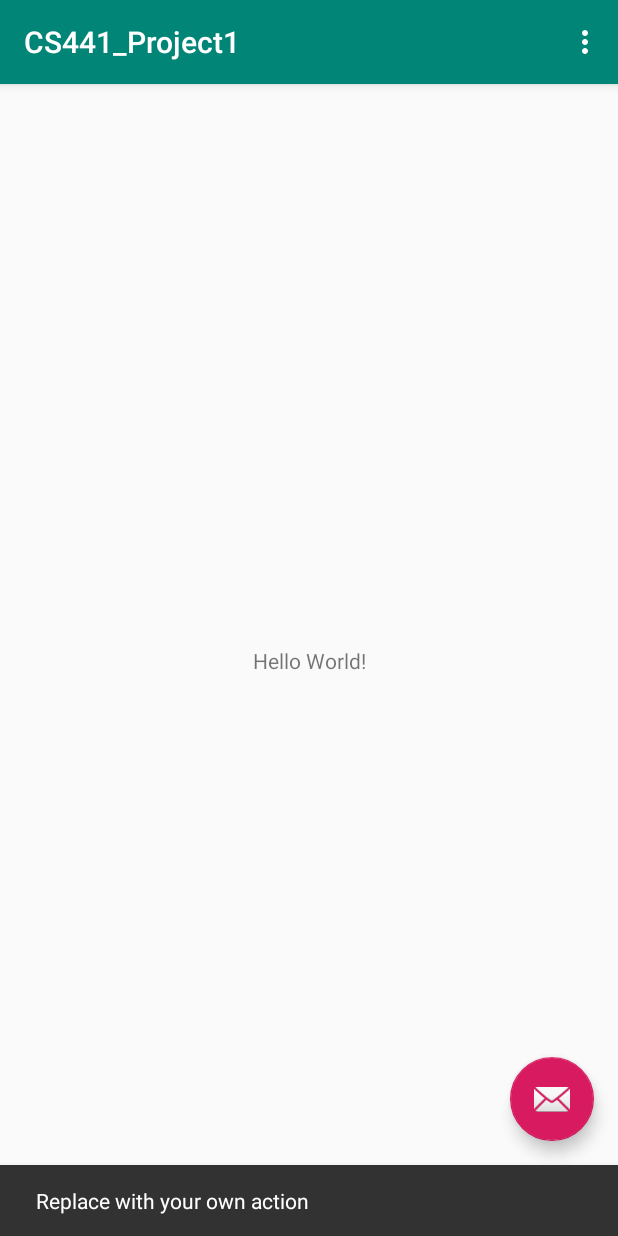
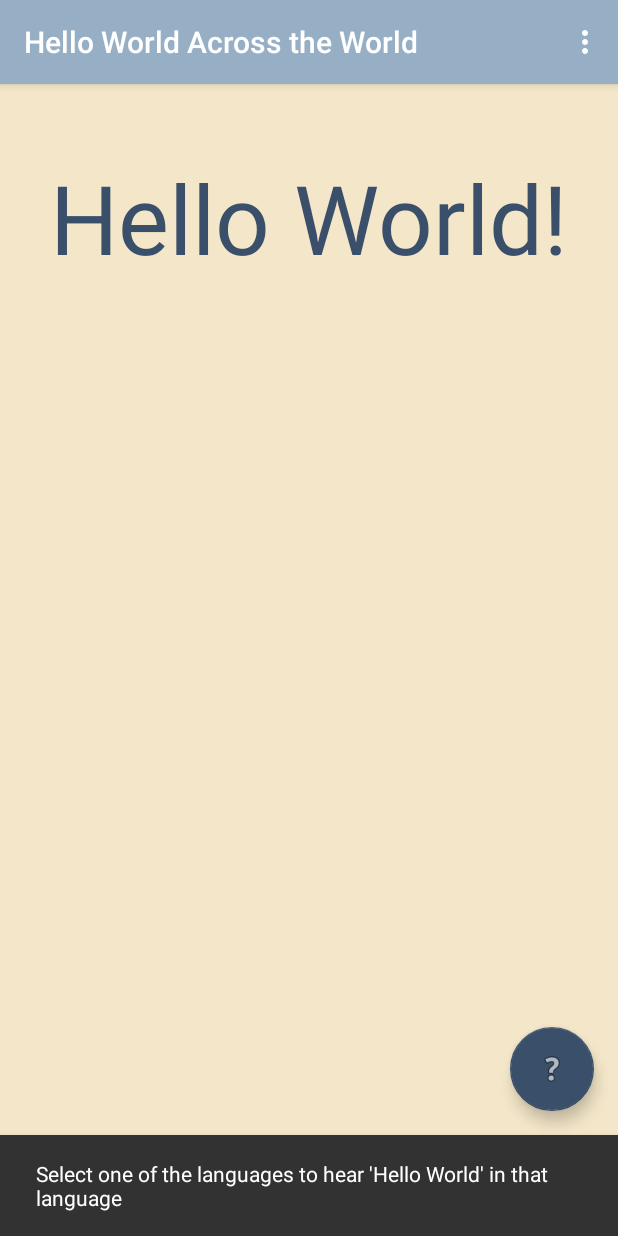
Before and after one commit to acaligu2/CS441_Project1, an Android app: the screen it shows after launch (MainActivity), after a tap on an icon or button, on a phone screen of 412 x 824 dp. Run offline under Robolectric (Android 15) with nearby library versions, the light colour scheme and no system bars.

Commit message:
Color Palete Added

```diff
--- a/app/src/main/java/com/example/cs441_project1/MainActivity.java
+++ b/app/src/main/java/com/example/cs441_project1/MainActivity.java
@@ -22,7 +22,7 @@ public class MainActivity extends AppCompatActivity {
         fab.setOnClickListener(new View.OnClickListener() {
             @Override
             public void onClick(View view) {
-                Snackbar.make(view, "Replace with your own action", Snackbar.LENGTH_LONG)
+                Snackbar.make(view, "Select one of the languages to hear 'Hello World' in that language", Snackbar.LENGTH_LONG)
                         .setAction("Action", null).show();
             }
         });
--- a/app/src/main/res/layout/activity_main.xml
+++ b/app/src/main/res/layout/activity_main.xml
@@ -28,6 +28,7 @@
         android:layout_height="wrap_content"
         android:layout_gravity="bottom|end"
         android:layout_margin="@dimen/fab_margin"
-        app:srcCompat="@android:drawable/ic_dialog_email" />
+        app:backgroundTint="@color/colorPrimaryDark"
+        app:srcCompat="@android:drawable/ic_menu_help" />
 
 </android.support.design.widget.CoordinatorLayout>
--- a/app/src/main/res/layout/content_main.xml
+++ b/app/src/main/res/layout/content_main.xml
@@ -6,15 +6,19 @@
     android:layout_height="match_parent"
     app:layout_behavior="@string/appbar_scrolling_view_behavior"
     tools:context=".MainActivity"
+    android:background="@color/Background"
     tools:showIn="@layout/activity_main">
 
     <TextView
         android:layout_width="wrap_content"
         android:layout_height="wrap_content"
         android:text="Hello World!"
+        android:textSize="64sp"
+        android:textColor="@color/colorPrimaryDark"
         app:layout_constraintBottom_toBottomOf="parent"
         app:layout_constraintLeft_toLeftOf="parent"
         app:layout_constraintRight_toRightOf="parent"
-        app:layout_constraintTop_toTopOf="parent" />
+        app:layout_constraintTop_toTopOf="parent"
+        app:layout_constraintVertical_bias="0.067" />
 
 </android.support.constraint.ConstraintLayout>
--- a/app/src/main/res/values/colors.xml
+++ b/app/src/main/res/values/colors.xml
@@ -1,6 +1,7 @@
 <?xml version="1.0" encoding="utf-8"?>
 <resources>
-    <color name="colorPrimary">#008577</color>
-    <color name="colorPrimaryDark">#00574B</color>
-    <color name="colorAccent">#D81B60</color>
+    <color name="colorPrimary">#97afc4</color>
+    <color name="colorPrimaryDark">#3A4F6A</color>
+    <color name="colorAccent">#1f2536</color>
+    <color name="Background">#f3e6c9</color>
 </resources>
--- a/app/src/main/res/values/strings.xml
+++ b/app/src/main/res/values/strings.xml
@@ -1,4 +1,4 @@
 <resources>
-    <string name="app_name">CS441_Project1</string>
+    <string name="app_name">"Hello World" Across the World</string>
     <string name="action_settings">Settings</string>
 </resources>
```
Also changed, not shown: 1925 other files.
